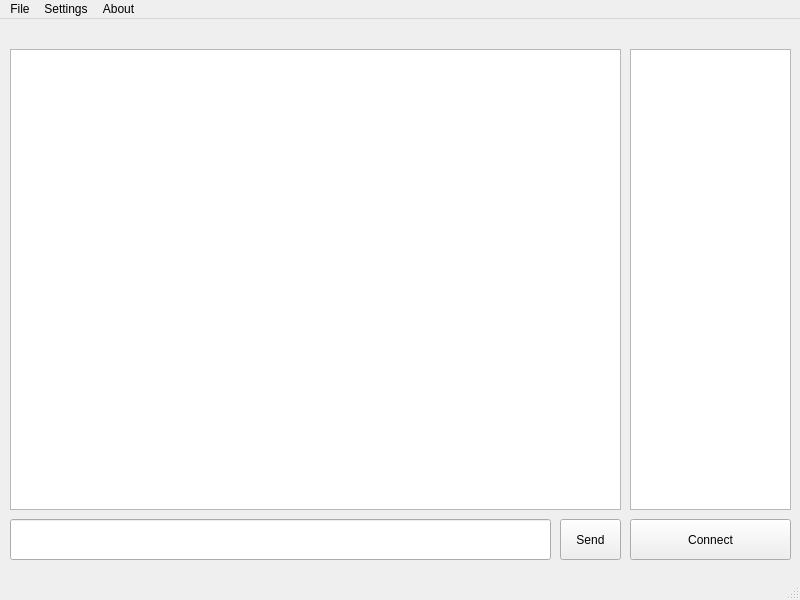
This is Client/ChatiKClient/mainwindow.ui in ED-Daniel/chatik as Qt 5 draws it before an edit. The edited form follows.
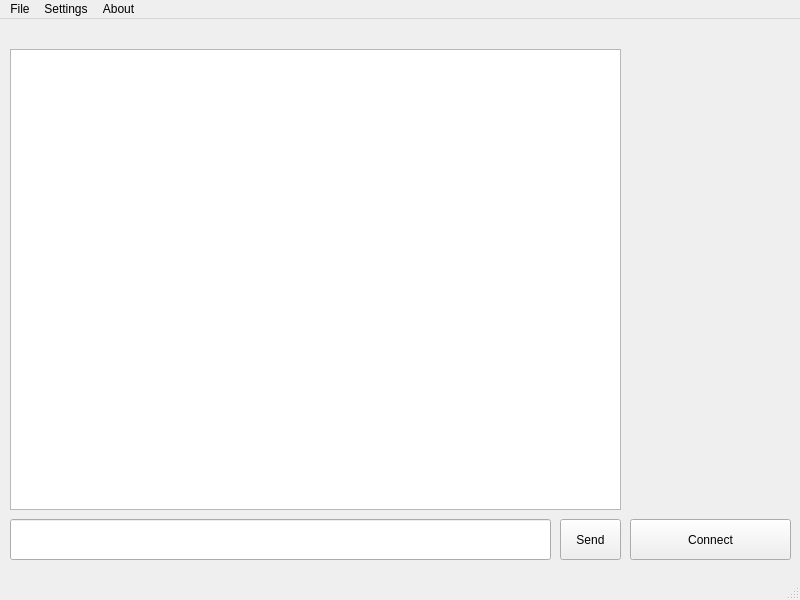
This is the edited form.

The edit to the form file:
```diff
--- a/Client/ChatiKClient/mainwindow.ui
+++ b/Client/ChatiKClient/mainwindow.ui
@@ -60,15 +60,16 @@
      <string>Connect</string>
     </property>
    </widget>
-   <widget class="QTextBrowser" name="clientsList">
+   <widget class="QWidget" name="verticalLayoutWidget">
     <property name="geometry">
      <rect>
       <x>630</x>
       <y>30</y>
-      <width>161</width>
+      <width>160</width>
       <height>461</height>
      </rect>
     </property>
+    <layout class="QVBoxLayout" name="clientsListHolder"/>
    </widget>
   </widget>
   <widget class="QMenuBar" name="menubar">
```
